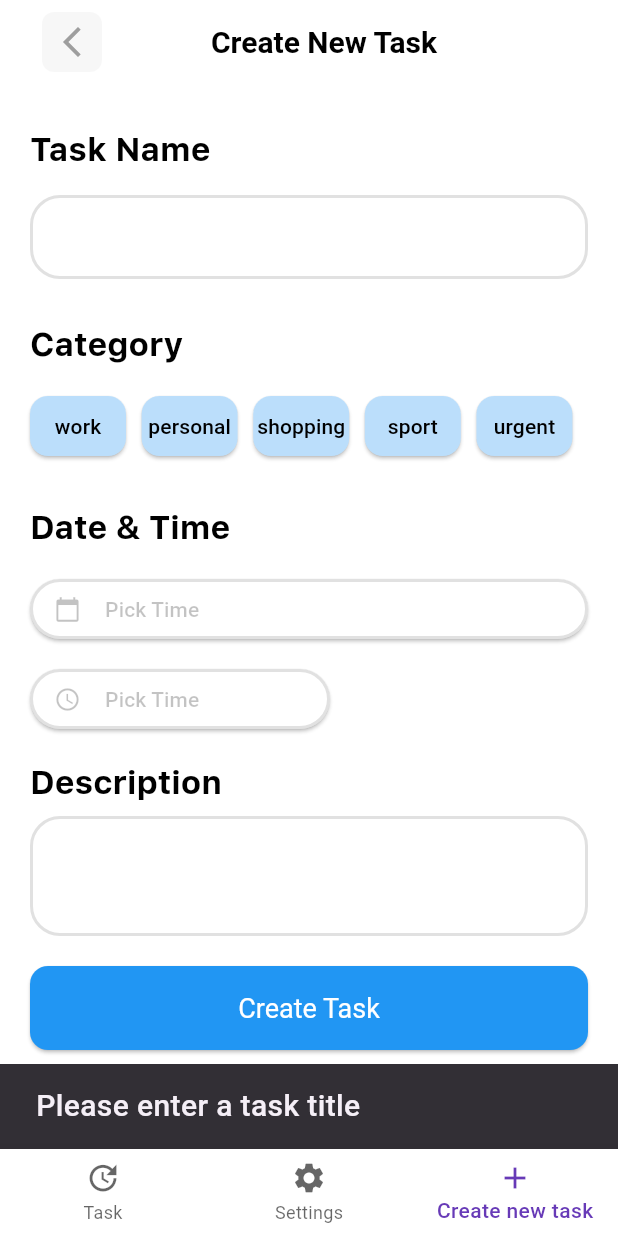
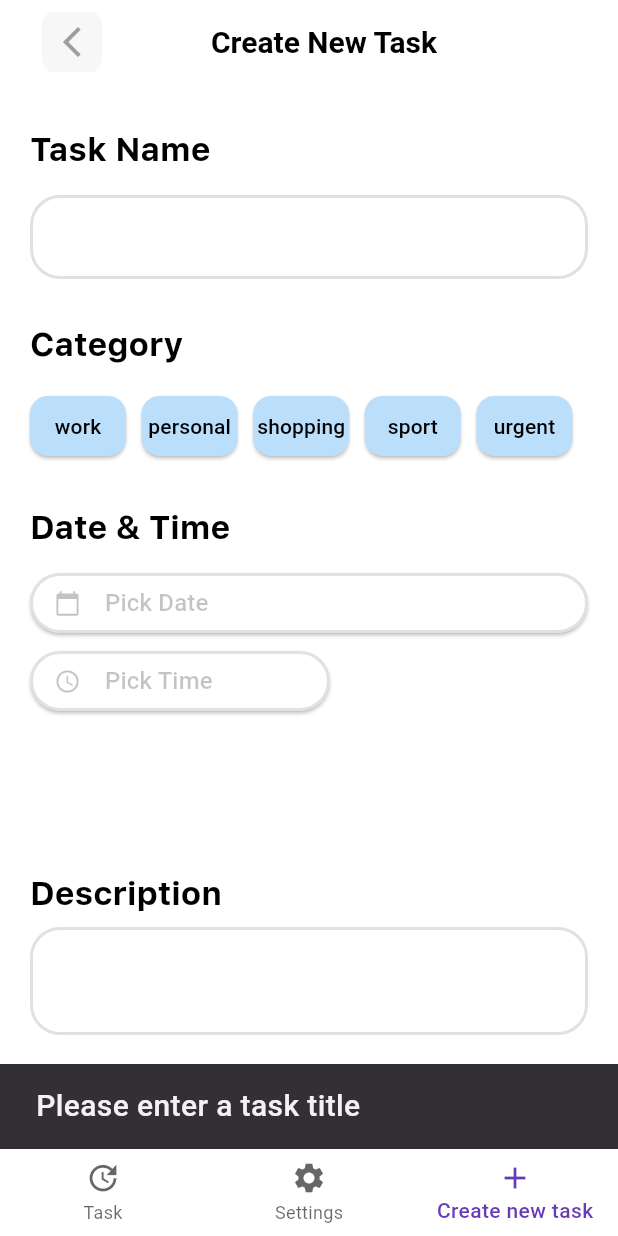
Before and after one commit to VitaliiKharlan/todo_app, a Flutter app: the CreateNewTaskScreen screen opened by its route, after a tap on "Create Task", on a phone screen of 412 x 824 dp. Run offline on Flutter 3.47's test engine with Material 3 defaults, Android fonts, the phone set to English and light mode, and no system bars; our stand-ins replace auto_route, flutter_bloc, flutter_slidable, flutter_svg; project files that could hold a hidden picture were left out.

Commit message:
add design TaskDetails part 2

```diff
--- a/lib/features/create_new_task/bloc/tasks_bloc.dart
+++ b/lib/features/create_new_task/bloc/tasks_bloc.dart
@@ -26,6 +26,7 @@ class TasksBloc extends Bloc<TasksEvent, TasksState> {
           print('Loaded Tasks State');
         }
         tasks.add(task);
+        // tasks.sort((a, b) => b.taskCreatedAt.compareTo(a.taskCreatedAt));
 
         emit(LoadedTasksState(tasks));
       } catch (e) {
--- a/lib/features/create_new_task/view/create_new_task_screen.dart
+++ b/lib/features/create_new_task/view/create_new_task_screen.dart
@@ -3,9 +3,9 @@ import 'package:flutter/material.dart';
 import 'package:auto_route/auto_route.dart';
 import 'package:flutter_bloc/flutter_bloc.dart';
 import 'package:flutter_svg/flutter_svg.dart';
-import 'package:radio_group_v2/radio_group_v2.dart';
+import 'package:intl/intl.dart';
+
 import 'package:todo_app/features/create_new_task/bloc/tasks_bloc.dart';
-
 import 'package:todo_app/ui/theme/app_svg_images.dart';
 import 'package:todo_app/ui/theme/app_text_style.dart';
 
@@ -24,24 +24,61 @@ class _CreateNewTaskScreenState extends State<CreateNewTaskScreen> {
   DateTime? _selectedDeadline;
   TaskType? _selectedTaskType;
 
-  // final RadioGroupController myController = RadioGroupController();
-  // final RadioGroupController myController = RadioGroupController();
+  //
+  // // hourly time selection
+  // int? _selectedHour;
+  //
+
+  //
+  // // hourly time selection
+  // List<String> hoursList = List.generate(24, (index) {
+  //   return index < 10 ? '0$index' : '$index';
+  // });
+  //
+
+  void _clearInputFields() {
+    _controllerTaskTitle.clear();
+    _controllerTaskDescription.clear();
+    setState(() {
+      _selectedDeadline = null;
+      _selectedTaskType = null;
+    });
+  }
 
   // passing a variable to a function
   void _addTodo(TasksBloc bloc) {
-    // final theme = Theme.of(context);
     final taskTitle = _controllerTaskTitle.text.trim();
+    final taskType = _selectedTaskType;
+    final taskDeadline = _selectedDeadline;
     final taskDescription = _controllerTaskDescription.text.trim();
-    final taskDeadline = _selectedDeadline;
-    final taskType = _selectedTaskType;
+
     final tabsRouter = context.tabsRouter;
+
     if (taskTitle.isEmpty) {
       ScaffoldMessenger.of(context).showSnackBar(
         const SnackBar(content: Text('Please enter a task title')),
       );
       return;
     }
-    // bloc.add(AddNewTaskLoadedEvent(taskTitle,  taskDeadline, taskType));
+    if (taskType == null) {
+      ScaffoldMessenger.of(context).showSnackBar(
+        const SnackBar(content: Text('Please enter a task type')),
+      );
+      return;
+    }
+    if (taskDeadline == null) {
+      ScaffoldMessenger.of(context).showSnackBar(
+        const SnackBar(content: Text('Please enter a task deadline')),
+      );
+      return;
+    }
+    if (taskDescription.isEmpty) {
+      ScaffoldMessenger.of(context).showSnackBar(
+        const SnackBar(content: Text('Please enter a task description')),
+      );
+      return;
+    }
+
     bloc.add(LoadTasksEvent(
       taskTitle,
       taskDescription,
@@ -49,28 +86,45 @@ class _CreateNewTaskScreenState extends State<CreateNewTaskScreen> {
       taskType,
     ));
 
+    _clearInputFields();
+
     tabsRouter.setActiveIndex(0);
   }
 
   Future<void> _selectDate(BuildContext context) async {
     final DateTime? picked = await showDatePicker(
       context: context,
-      initialDate: DateTime.now(),
+      initialDate: _selectedDeadline ?? DateTime.now(),
       firstDate: DateTime(2020),
       lastDate: DateTime(2101),
     );
     if (picked != null && picked != _selectedDeadline) {
+      setState(() {
         _selectedDeadline = picked;
+      });
     }
   }
 
   Future<void> _selectTime(BuildContext context) async {
     final TimeOfDay? picked = await showTimePicker(
       context: context,
-      initialTime: TimeOfDay.fromDateTime(DateTime.now()),
+      initialTime: _selectedDeadline != null
+          ? TimeOfDay.fromDateTime(_selectedDeadline!)
+          : TimeOfDay.now(),
     );
     if (picked != null) {
+      setState(() {
+        _selectedDeadline = DateTime(
+          _selectedDeadline!.year,
+          _selectedDeadline!.month,
+          _selectedDeadline!.day,
+          picked.hour,
+          picked.minute,
+        );
+      });
+    } else if (picked != null && _selectedDeadline != null) {
       final DateTime now = DateTime.now();
+      setState(() {
         _selectedDeadline = DateTime(
           now.year,
           now.month,
@@ -78,15 +132,11 @@ class _CreateNewTaskScreenState extends State<CreateNewTaskScreen> {
           picked.hour,
           picked.minute,
         );
+      });
+    } else {
+      print('super');
     }
   }
-
-  // @override
-  // void initState() {
-  //   super.initState();
-  //   myController.value = TaskType.values.first.name;
-  //   _selectedTaskType = TaskType.values.first;
-  // }
 
   @override
   Widget build(BuildContext context) {
@@ -210,8 +260,12 @@ class _CreateNewTaskScreenState extends State<CreateNewTaskScreen> {
                         child: Row(
                           mainAxisAlignment: MainAxisAlignment.center,
                           children: [
-                            Text(type.name,
-                              style: TextStyle(color: _selectedTaskType == type ? Colors.white : Colors.black,
+                            Text(
+                              type.name,
+                              style: TextStyle(
+                                color: _selectedTaskType == type
+                                    ? Colors.white
+                                    : Colors.black,
                               ),
                             ),
                           ],
@@ -223,9 +277,6 @@ class _CreateNewTaskScreenState extends State<CreateNewTaskScreen> {
                 );
               }).toList(),
             ),
-
-
-
             SizedBox(height: 32),
             Text(
               'Date & Time',
@@ -235,20 +286,28 @@ class _CreateNewTaskScreenState extends State<CreateNewTaskScreen> {
                   color: Colors.black),
             ),
             SizedBox(height: 20),
-            Column(
+            Expanded(
+              child: Column(
                 mainAxisAlignment: MainAxisAlignment.start,
                 crossAxisAlignment: CrossAxisAlignment.start,
                 children: [
                   SizedBox(
                     width: double.infinity,
+                    height: 40,
                     child: ElevatedButton.icon(
                       onPressed: () => _selectDate(context),
                       icon: const Icon(Icons.calendar_today),
                       label: Row(
                         mainAxisAlignment: MainAxisAlignment.start,
-                      children: const [
-                        SizedBox(width: 8),
-                        Text('Pick Time'),
+                        children: [
+                          const SizedBox(width: 8),
+                          Text(
+                            _selectedDeadline == null
+                                ? 'Pick Date'
+                                : DateFormat('dd MMMM, EEEE')
+                                    .format(_selectedDeadline!),
+                            style: TextStyle(fontSize: 16),
+                          ),
                         ],
                       ),
                       style: ButtonStyle(
@@ -267,14 +326,37 @@ class _CreateNewTaskScreenState extends State<CreateNewTaskScreen> {
                   const SizedBox(height: 12),
                   SizedBox(
                     width: 200,
+                    height: 40,
                     child: ElevatedButton.icon(
                       onPressed: () => _selectTime(context),
                       icon: const Icon(Icons.access_time),
                       label: Row(
                         mainAxisAlignment: MainAxisAlignment.start,
-                      children: const [
+                        children: [
                           SizedBox(width: 8),
-                        Text('Pick Time'),
+                          Text(
+                            _selectedDeadline == null
+                                ? 'Pick Time'
+                                : DateFormat('HH:mm')
+                                    .format(_selectedDeadline!),
+                            style: TextStyle(fontSize: 16),
+                          ),
+                          //
+                          // // hourly time selection
+                          // DropdownButton<String>(
+                          //   value: _selectedHour == null
+                          //       ? null
+                          //       : _selectedHour.toString().padLeft(2, '0'),
+                          //   hint: Text('Select Hour'),
+                          //   items: hoursList.map((hour) {
+                          //     return DropdownMenuItem<String>(
+                          //       value: hour,
+                          //       child: Text(hour),
+                          //     );
+                          //   }).toList(),
+                          //   onChanged: _selectHour,
+                          // ),
+                          //
                         ],
                       ),
                       style: ButtonStyle(
@@ -292,10 +374,11 @@ class _CreateNewTaskScreenState extends State<CreateNewTaskScreen> {
                   ),
                 ],
               ),
-            if (_selectedDeadline != null) ...[
-              const SizedBox(height: 10),
-              Text('Selected Deadline: ${_selectedDeadline!.toLocal()}')
-            ],
+            ),
+            // if (_selectedDeadline != null) ...[
+            //   const SizedBox(height: 10),
+            //   Text('Selected Deadline: ${_selectedDeadline!.toLocal()}')
+            // ],
             SizedBox(height: 20),
             Text(
               'Description',
@@ -307,8 +390,13 @@ class _CreateNewTaskScreenState extends State<CreateNewTaskScreen> {
             SizedBox(height: 12),
             TextField(
               controller: _controllerTaskDescription,
+              maxLines: null,
+              keyboardType: TextInputType.multiline,
               decoration: InputDecoration(
-                contentPadding: EdgeInsets.symmetric(vertical: 28),
+                contentPadding: EdgeInsets.symmetric(
+                  vertical: 24,
+                  horizontal: 8,
+                ),
                 enabledBorder: OutlineInputBorder(
                   borderSide:
                       BorderSide(color: Colors.grey.withAlpha(80), width: 2),
--- a/lib/features/task/view/task_screen.dart
+++ b/lib/features/task/view/task_screen.dart
@@ -56,6 +56,7 @@ class TaskScreen extends StatelessWidget {
               builder: (context, state) {
                 if (state is LoadedTasksState) {
                   final tasks = state.tasks;
+                  tasks.sort((a, b) => b.taskCreatedAt.compareTo(a.taskCreatedAt));
                   if (tasks.isEmpty) {
                     return SliverToBoxAdapter(
                       child: Center(
--- a/lib/features/task/widgets/add_new_task_button.dart
+++ b/lib/features/task/widgets/add_new_task_button.dart
@@ -1,8 +1,8 @@
 import 'package:flutter/material.dart';
 import 'package:todo_app/ui/widgets/base_container.dart';
 
-class AddNewTaskButton extends StatelessWidget {
-  const AddNewTaskButton({
+class CreateTaskButton extends StatelessWidget {
+  const CreateTaskButton({
     super.key,
     required this.theme,
   });
--- a/pubspec.yaml
+++ b/pubspec.yaml
@@ -19,7 +19,7 @@ dependencies:
   intl: ^0.19.0
 
   flutter_svg: ^2.0.17
-  radio_group_v2: ^3.3.0
+  flutter_datetime_picker: ^1.4.0
 
   fleather: ^1.20.1
 
```
Also changed, not shown: pubspec.lock. Lines whose indentation alone changed are shown as unchanged.
